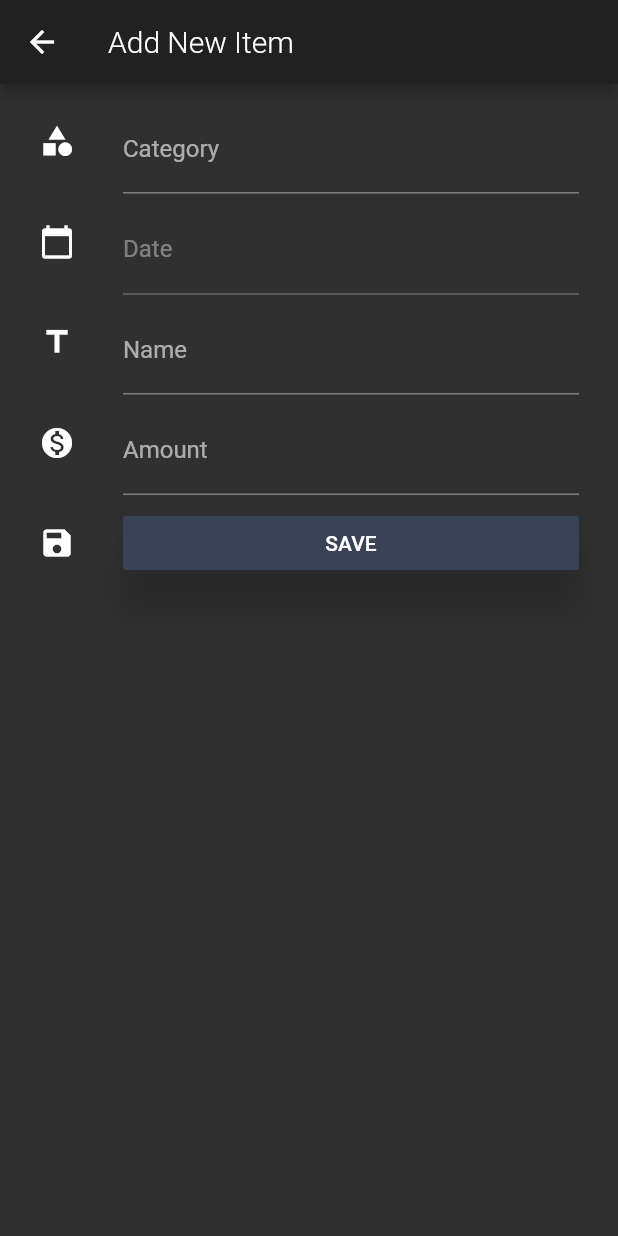
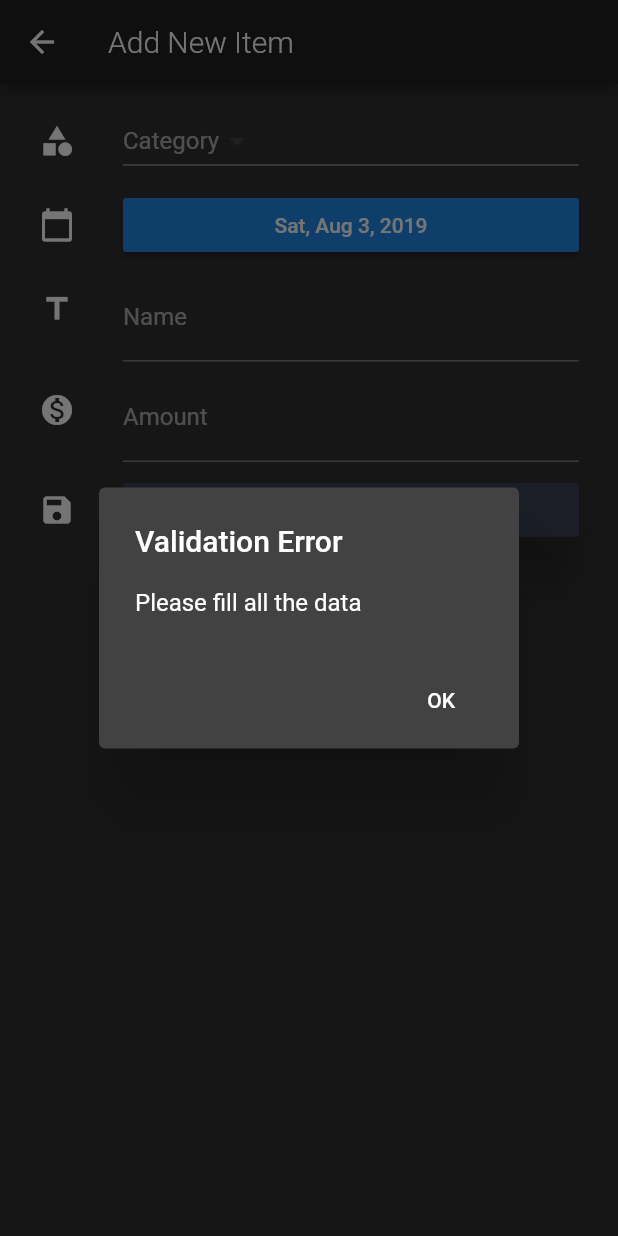
Before and after one commit to Mujib517/expense-tracker, a Flutter app: the AddExpense screen opened directly, after a tap on "SAVE", on a phone screen of 412 x 824 dp. Run offline on Flutter 3.47's test engine with Material 2 defaults, Android fonts, the phone set to English and light mode, and no system bars; our stand-ins replace flutter_speed_dial, sqflite; accounts and stored records are empty; Roboto replaces fonts that are missing (Oxygen); project files that could hold a hidden picture were left out.

Commit message:
Add Expense

```diff
--- /dev/null
+++ b/lib/common/message_box.dart
@@ -0,0 +1,17 @@
+import 'package:flutter/material.dart';
+
+class MessageBox extends StatelessWidget {
+  final String title, content;
+
+  MessageBox({this.title, this.content});
+
+  Widget build(BuildContext context) {
+    return AlertDialog(title: Text(title), content: Text(content), actions: [
+      FlatButton(
+          child: Text("OK"),
+          onPressed: () {
+            Navigator.of(context).pop();
+          })
+    ]);
+  }
+}
--- a/lib/model/entry.dart
+++ b/lib/model/entry.dart
@@ -1,10 +1,23 @@
-import 'package:tracker/model/type.dart';
-
 class Entry{
   int id;
   int categoryId;
   String name;
-  DateTime date;
+  String date;
   num amount;
-  EntryType type;
+  int type;
+
+  Entry(this.categoryId,this.name,this.date,this.amount,this.type);
+
+  Map<String, dynamic> toMap() {
+    Map<String, dynamic> map = new Map<String, dynamic>();
+
+    if (id != null) map["id"] = id;
+    map["categoryId"] = categoryId;
+    map["name"] = name;
+    map["date"] = date;
+    map["amount"] = amount;
+    map["type"] = type;
+
+    return map;
+  }
 }
--- a/lib/screen/add_expense.dart
+++ b/lib/screen/add_expense.dart
@@ -1,12 +1,30 @@
 import 'package:flutter/material.dart';
+import 'package:intl/intl.dart';
 import 'package:tracker/common/input_box.dart';
 import 'package:tracker/common/input_type.dart';
+import 'package:tracker/common/message_box.dart';
+import 'package:tracker/model/category.dart';
+import 'package:tracker/model/entry.dart';
+import 'package:tracker/model/type.dart';
+import 'package:tracker/util/db_helper.dart';
 
 class AddExpense extends StatefulWidget {
   State<StatefulWidget> createState() => AddExpenseState();
 }
 
 class AddExpenseState extends State<AddExpense> {
+  Iterable<Category> categories = List<Category>();
+  DbHelper dbHelper = DbHelper();
+  int selectedCategory;
+  DateTime selectedDate = DateTime.now();
+  TextEditingController nameCtrl = new TextEditingController();
+  TextEditingController amtCtrl = new TextEditingController();
+
+  void initState() {
+    super.initState();
+    getCategories();
+  }
+
   Widget build(BuildContext context) {
     return Scaffold(
         appBar: AppBar(
@@ -36,25 +54,53 @@ class AddExpenseState extends State<AddExpense> {
     return ListTile(
         leading: const Icon(Icons.monetization_on),
         title: InputBox(
-            hint: "Ex:Breakfast", label: "Amount", type: InputType.numeric));
+            ctrl: amtCtrl,
+            hint: "Ex:100",
+            label: "Amount",
+            type: InputType.numeric));
   }
 
   Widget _prepareName() {
     return ListTile(
         leading: Icon(Icons.title),
-        title: InputBox(hint: "ex:Breakfast", label: "Name"));
+        title: InputBox(ctrl: nameCtrl, hint: "ex:Breakfast", label: "Name"));
   }
 
   Widget _prepareDate() {
     return ListTile(
         leading: Icon(Icons.calendar_today),
-        title: InputBox(hint: "Date", label: "Date", enabled: false));
+        title: RaisedButton(
+          onPressed: showCalendar,
+          child: Text(formatDate(selectedDate)),
+        ));
   }
 
   Widget _prepareCategory() {
     return ListTile(
         leading: Icon(Icons.category),
-        title: InputBox(hint: "Category", label: "Category"));
+        title: DropdownButton(
+            value: selectedCategory,
+            hint: Text("Category"),
+            onChanged: (id) {
+              setState(() {
+                selectedCategory = id;
+              });
+            },
+            items: catItems()));
+  }
+
+  List<Widget> catItems() {
+    return categories.map((Category cat) => dropdownMenuItem(cat)).toList();
+  }
+
+  DropdownMenuItem<int> dropdownMenuItem(Category cat) {
+    return DropdownMenuItem(
+        value: cat.id,
+        child: Row(children: [
+          Icon(IconData(cat.icon, fontFamily: "MaterialIcons")),
+          Text(" - "),
+          Text(cat.name)
+        ]));
   }
 
   Widget _prepareSaveButton() {
@@ -63,7 +109,58 @@ class AddExpenseState extends State<AddExpense> {
         title: RaisedButton(
             elevation: 14,
             color: Color.fromRGBO(58, 66, 86, 1.0),
-            onPressed: () {},
+            onPressed: onSave,
             child: Text("SAVE")));
   }
+
+  void getCategories() async {
+    dbHelper.init();
+    List<dynamic> data = await dbHelper.getCategoriesByType(EntryType.expense);
+    List<Category> catData = List<Category>();
+    for (var i = 0; i < data.length; i++) {
+      catData.add(Category.fromObject(data[i]));
+    }
+    setState(() {
+      categories = catData;
+    });
+  }
+
+  showCalendar() async {
+    var dt = await showDatePicker(
+        context: context,
+        initialDate: DateTime.now(),
+        firstDate: DateTime(2000),
+        lastDate: DateTime(2100));
+    if (dt != null)
+      setState(() {
+        selectedDate = dt;
+      });
+  }
+
+  formatDate(DateTime dt) {
+    return DateFormat.yMMMEd().format(dt);
+  }
+
+  toDateString(DateTime dt) {
+    return DateFormat.yMd().format(dt).toString();
+  }
+
+  void onSave() async {
+    int amount = num.tryParse(amtCtrl.text.trim()) ?? 0;
+    Entry entry = Entry(selectedCategory, nameCtrl.text.trim(),
+        toDateString(selectedDate), amount, EntryType.expense);
+    if (!isFormValid(entry))
+      showDialog(
+          context: context,
+          builder: (context) => MessageBox(
+              title: "Validation Error", content: "Please fill all the data"));
+    else {
+      await dbHelper.insertEntry(entry);
+      Navigator.pop(context);
+    }
+  }
+
+  bool isFormValid(Entry entry) {
+    return entry.categoryId != null && entry.name != null && entry.amount > 0;
+  }
 }
--- a/lib/util/db_helper.dart
+++ b/lib/util/db_helper.dart
@@ -4,6 +4,7 @@ import 'dart:io';
 import 'package:path_provider/path_provider.dart';
 import 'package:path/path.dart';
 import 'package:tracker/model/category.dart';
+import 'package:tracker/model/entry.dart';
 import 'package:tracker/util/queries.dart';
 
 class DbHelper {
@@ -26,7 +27,7 @@ class DbHelper {
 
   Future<Database> init() async {
     Directory dir = await getApplicationDocumentsDirectory();
-    String path = join(dir.path, "t6.db");
+    String path = join(dir.path, "t7.db");
     return await openDatabase(path, version: 1, onCreate: _createDb);
   }
 
@@ -41,9 +42,19 @@ class DbHelper {
     return await db.insert(tblCat, category.toMap());
   }
 
+  Future<int> insertEntry(Entry entry) async {
+    Database db = await this.db;
+    return await db.insert(tblData, entry.toMap());
+  }
+
   Future<List> getCategories() async {
     Database db = await this.db;
     return await db.rawQuery("SELECT * FROM $tblCat");
+  }
+
+  Future<List> getCategoriesByType(int type) async {
+    Database db = await this.db;
+    return await db.rawQuery("SELECT * FROM $tblCat WHERE type=$type");
   }
 
 //  Future<int> update(Item item) async {
--- a/lib/util/queries.dart
+++ b/lib/util/queries.dart
@@ -3,7 +3,7 @@ class Queries {
       "CREATE TABLE category (id INTEGER PRIMARY KEY,name TEXT, icon INTEGER,type INTEGER);";
 
   static String createEntryTable =
-      "CREATE TABLE entry(id INTEGER PRIMARY KEY,name TEXT,type INTEGER,categoryId INTEGER,date DATETIME,amount REAL);";
+      "CREATE TABLE entry(id INTEGER PRIMARY KEY,name TEXT,type INTEGER,categoryId INTEGER,date TEXT,amount REAL);";
 
   static String seedCatData =
       "INSERT INTO category(name,icon,type) VALUES ('Food',0xe57a,1),('Drink',0xeb44,1),('Salary',0xe850,0),('Rent',0xe88a,0);";
--- a/pubspec.yaml
+++ b/pubspec.yaml
@@ -22,6 +22,7 @@ dependencies:
   cupertino_icons: ^0.1.2
   path_provider:
   sqflite:
+  intl:
   flutter_speed_dial: 1.2.1
 
 dev_dependencies:
```
Also changed, not shown: pubspec.lock.
